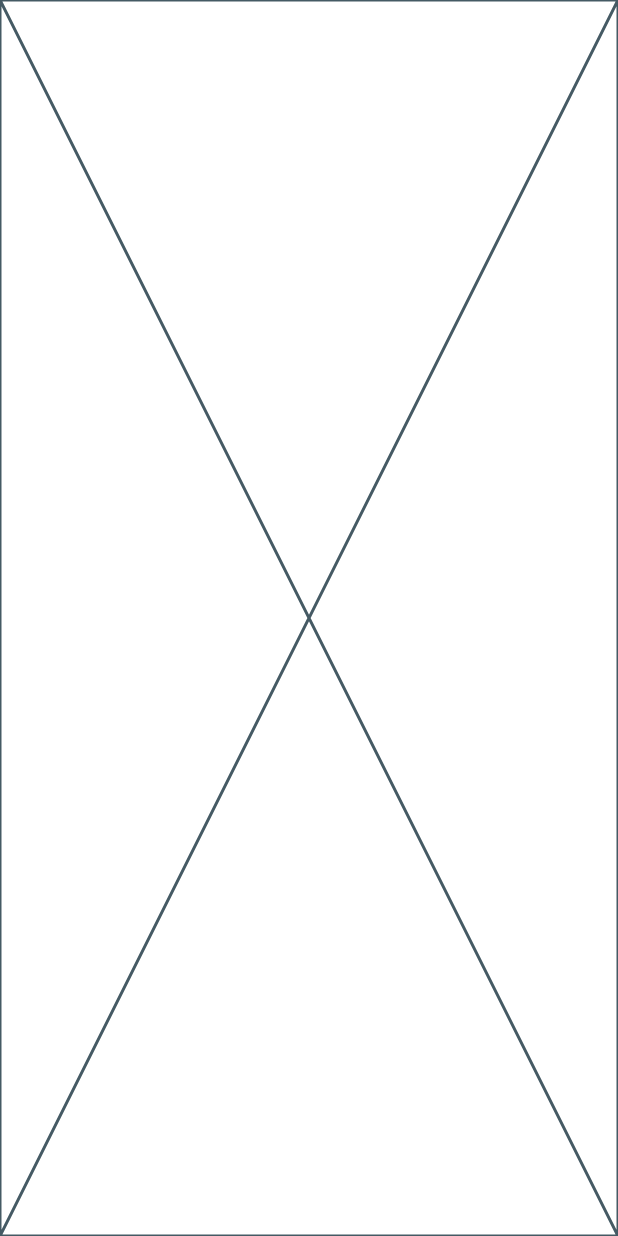
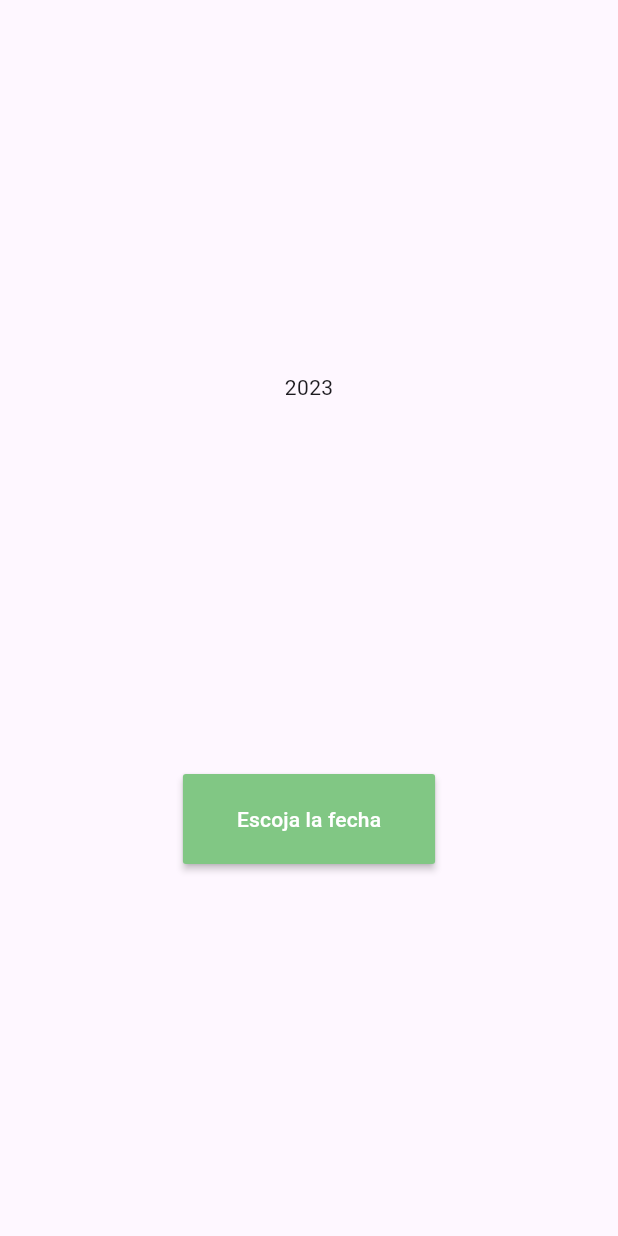
Before and after one commit to SergioCamiloCastillo/widgets-of-the-day, a Flutter app: the screen it shows after launch, on a phone screen of 412 x 824 dp. Run offline on Flutter 3.47's test engine with Material 2 defaults, Android fonts, the phone set to English and light mode, and no system bars.

Commit message:
add screen datepicker and simpleslider

```diff
--- /dev/null
+++ b/lib/datepicker_screen.dart
@@ -0,0 +1,49 @@
+import 'package:flutter/material.dart';
+
+class DatePickerScreen extends StatefulWidget {
+  const DatePickerScreen({super.key});
+
+  @override
+  State<DatePickerScreen> createState() => _DatePickerScreenState();
+}
+
+class _DatePickerScreenState extends State<DatePickerScreen> {
+  DateTime _dateTime = DateTime.now();
+  void _showDatePicker() {
+    showDatePicker(
+            context: context,
+            initialDate: DateTime.now(),
+            firstDate: DateTime(2000),
+            lastDate: DateTime(2026))
+        .then((value) {
+      setState(() {
+        _dateTime = value!;
+      });
+    });
+  }
+
+  @override
+  Widget build(BuildContext context) {
+    return Scaffold(
+      body: Center(
+          child: Column(
+        crossAxisAlignment: CrossAxisAlignment.center,
+        mainAxisAlignment: MainAxisAlignment.spaceEvenly,
+        children: [
+          Text(_dateTime.year.toString()),
+          MaterialButton(
+            onPressed: _showDatePicker,
+            child: const Padding(
+              padding: EdgeInsets.all(20.0),
+              child: Text(
+                "Escoja la fecha",
+                style: TextStyle(color: Colors.white),
+              ),
+            ),
+            color: Colors.green[300],
+          ),
+        ],
+      )),
+    );
+  }
+}
--- a/lib/main.dart
+++ b/lib/main.dart
@@ -9,6 +9,7 @@ import 'package:widgetsoftheday/bottom_navbar.dart';
 import 'package:widgetsoftheday/column_row_screen.dart';
 import 'package:widgetsoftheday/config/app_theme.dart';
 import 'package:widgetsoftheday/container_screen.dart';
+import 'package:widgetsoftheday/datepicker_screen.dart';
 import 'package:widgetsoftheday/expanded_screen.dart';
 import 'package:widgetsoftheday/gesture_detector_screen.dart';
 import 'package:widgetsoftheday/gridview_screen.dart';
@@ -17,6 +18,7 @@ import 'package:widgetsoftheday/list_view_screen.dart';
 import 'package:widgetsoftheday/mediaquery_screen.dart';
 import 'package:widgetsoftheday/ricktext_screen.dart';
 import 'package:widgetsoftheday/round_corner_screen.dart';
+import 'package:widgetsoftheday/simple_slider_screen.dart';
 import 'package:widgetsoftheday/sliverbar_screen.dart';
 import 'package:widgetsoftheday/tabbar_screen.dart';
 import 'package:widgetsoftheday/tiktok_scroll_screen.dart';
@@ -34,6 +36,6 @@ class MainApp extends StatelessWidget {
     return MaterialApp(
         debugShowCheckedModeBanner: false,
         theme: AppTheme().getTheme(),
-        home: CoolAnimatedIconScreen());
+        home: DatePickerScreen());
   }
 }
```
Also changed, not shown: lib/CoolAnimatedIconScreen.dart (+39 -2 lines), lib/simple_slider_screen.dart (added, +37 -0 lines).
